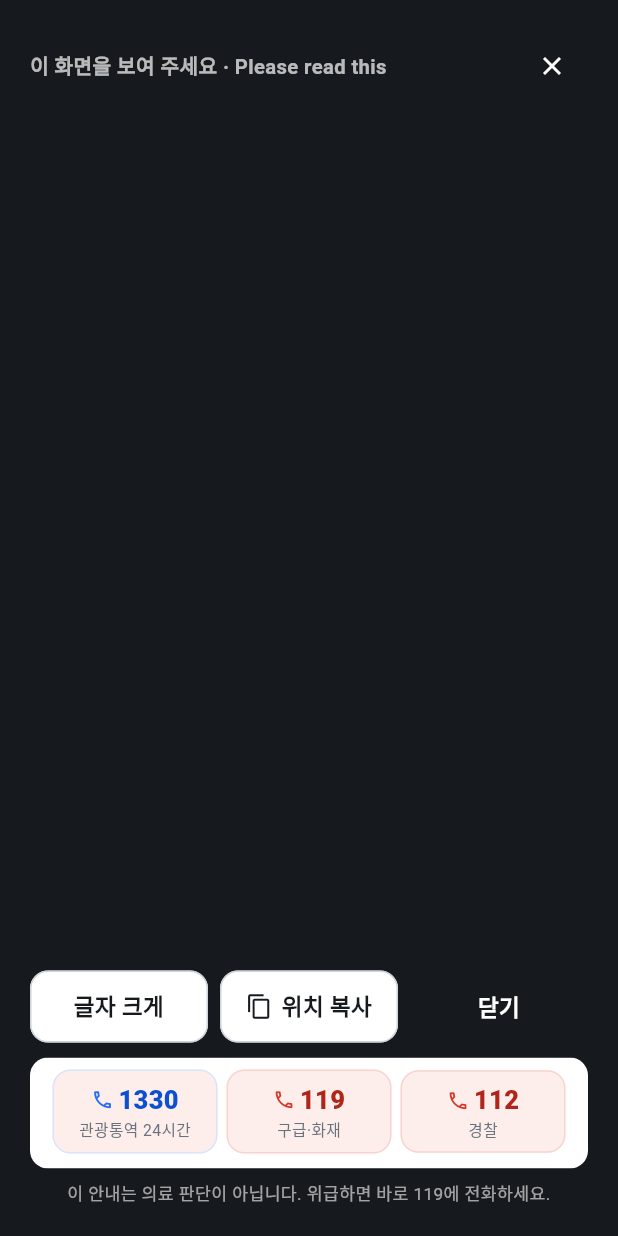
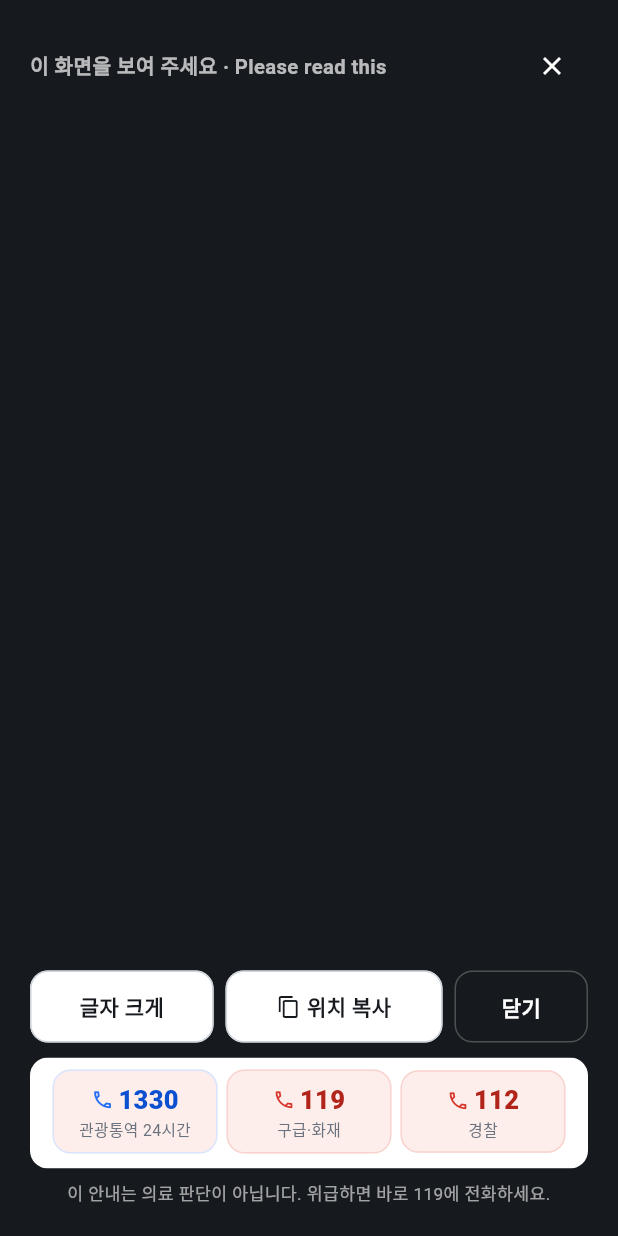
Before and after one commit to jangy3079-oss/Busan-tourist-guide, a Flutter app: what showKoreanCard() shows on an empty page, opened directly, on a phone screen of 412 x 824 dp. Run offline on Flutter 3.47's test engine with Material 3 defaults, Android fonts, the phone set to English and light mode, and no system bars; our stand-ins replace flutter_riverpod, go_router, image_picker; missing offline and left inert: dart:js_interop; Roboto replaces fonts that are missing (Pretendard).

Commit message:
fix(emergency): 360px 한국어 카드 전체 화면 하단 버튼 한 줄 맞춤 (#207)

```diff
--- a/frontend/lib/features/emergency/emergency_screens.dart
+++ b/frontend/lib/features/emergency/emergency_screens.dart
@@ -536,6 +536,51 @@ Future<void> showEmbassySheet(BuildContext context, WidgetRef ref) {
   );
 }
 
+/// 한국어 카드 전체 화면 하단 버튼: 360px 3개 국어에서도 단어 중간 줄바꿈 없이 한 줄로 맞춘다(#207).
+class _CardActionBtn extends StatelessWidget {
+  final Key? labelKey;
+  final String label;
+  final String? icon;
+  final bool dark;
+  final VoidCallback onTap;
+  const _CardActionBtn({super.key, this.labelKey, required this.label, this.icon, this.dark = false, required this.onTap});
+  @override
+  Widget build(BuildContext context) {
+    final bg = dark ? C.text : Colors.white;
+    final fg = dark ? Colors.white : C.text;
+    final bd = dark ? Colors.white24 : C.line2;
+    return SizedBox(
+      width: double.infinity,
+      child: Material(
+        color: bg,
+        borderRadius: BorderRadius.circular(rMd),
+        child: InkWell(
+          borderRadius: BorderRadius.circular(rMd),
+          onTap: onTap,
+          child: Container(
+            constraints: const BoxConstraints(minHeight: 48),
+            padding: const EdgeInsets.symmetric(horizontal: 10),
+            decoration: BoxDecoration(borderRadius: BorderRadius.circular(rMd), border: Border.all(color: bd)),
+            child: FittedBox(
+              fit: BoxFit.scaleDown,
+              child: Row(mainAxisSize: MainAxisSize.min, children: [
+                if (icon != null) ...[Ic(icon!, size: 16, color: fg), const SizedBox(width: 4)],
+                Text(
+                  label,
+                  key: labelKey,
+                  maxLines: 1,
+                  softWrap: false,
+                  style: TextStyle(fontSize: 14, fontWeight: FontWeight.w700, color: fg),
+                ),
+              ]),
+            ),
+          ),
+        ),
+      ),
+    );
+  }
+}
+
 /// UI-E03 한국어 카드 전체 화면 (FR-E015, NFR-E010: 한국어 24pt 이상, 크게 키우기)
 Future<void> showKoreanCard(BuildContext context) => showGeneralDialog(
       context: context,
@@ -572,9 +617,37 @@ Future<void> showKoreanCard(BuildContext context) => showGeneralDialog(
                       ],
                     ]))),
                     Row(children: [
-                      Expanded(child: Btn(tr('bigger', l), onTap: () => ref.read(emergencyProvider.notifier).toggleBig())), const SizedBox(width: 8),
-                      Expanded(child: Btn(tr('copyLoc', l), icon: 'copy', onTap: () { Clipboard.setData(ClipboardData(text: addr)); toast(ctx, et('copied', l)); })), const SizedBox(width: 8),
-                      Expanded(child: Btn(tr('close', l), kind: BtnKind.dark, onTap: () => Navigator.of(ctx).pop())),
+                      Expanded(
+                        flex: 11,
+                        child: _CardActionBtn(
+                          key: const ValueKey('card-bigger-btn'),
+                          labelKey: const ValueKey('card-bigger-label'),
+                          label: tr('bigger', l),
+                          onTap: () => ref.read(emergencyProvider.notifier).toggleBig(),
+                        ),
+                      ),
+                      const SizedBox(width: 8),
+                      Expanded(
+                        flex: 13,
+                        child: _CardActionBtn(
+                          key: const ValueKey('card-copy-btn'),
+                          labelKey: const ValueKey('card-copy-label'),
+                          label: tr('copyLoc', l),
+                          icon: 'copy',
+                          onTap: () { Clipboard.setData(ClipboardData(text: addr)); toast(ctx, et('copied', l)); },
+                        ),
+                      ),
+                      const SizedBox(width: 8),
+                      Expanded(
+                        flex: 8,
+                        child: _CardActionBtn(
+                          key: const ValueKey('card-close-btn'),
+                          labelKey: const ValueKey('card-close-label'),
+                          label: tr('close', l),
+                          dark: true,
+                          onTap: () => Navigator.of(ctx).pop(),
+                        ),
+                      ),
                     ]),
                     const SizedBox(height: 10),
                     ClipRRect(borderRadius: BorderRadius.circular(rMd), child: ContactBar(top: st.top)), // FR-E004
```
Also changed, not shown: 1 other file.
